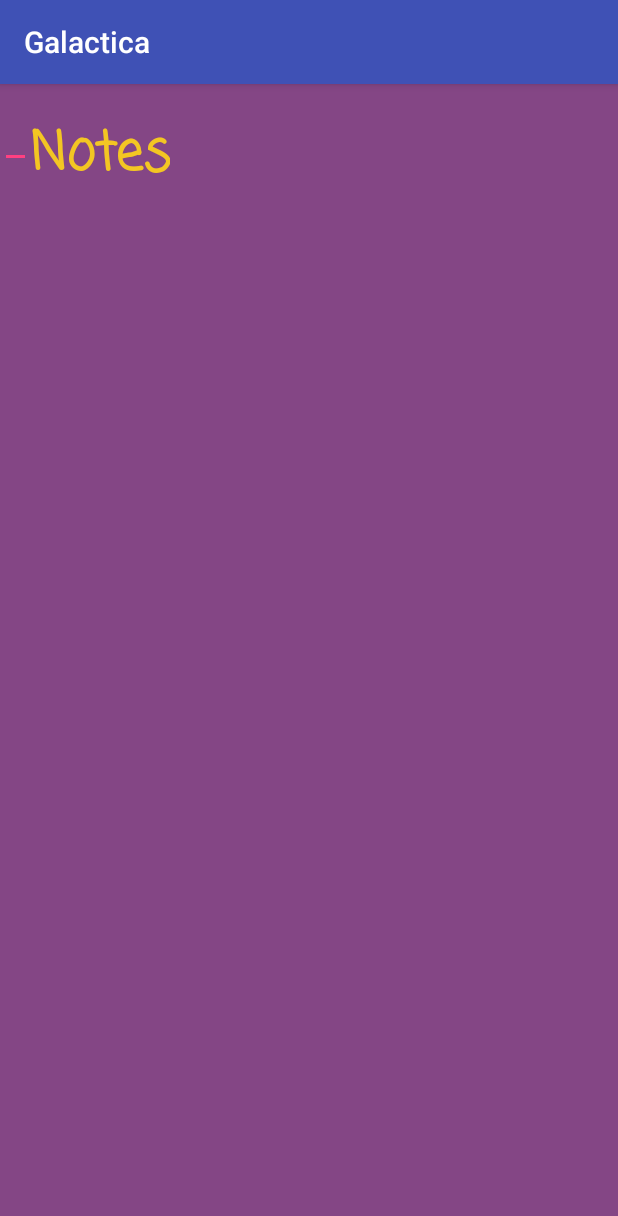
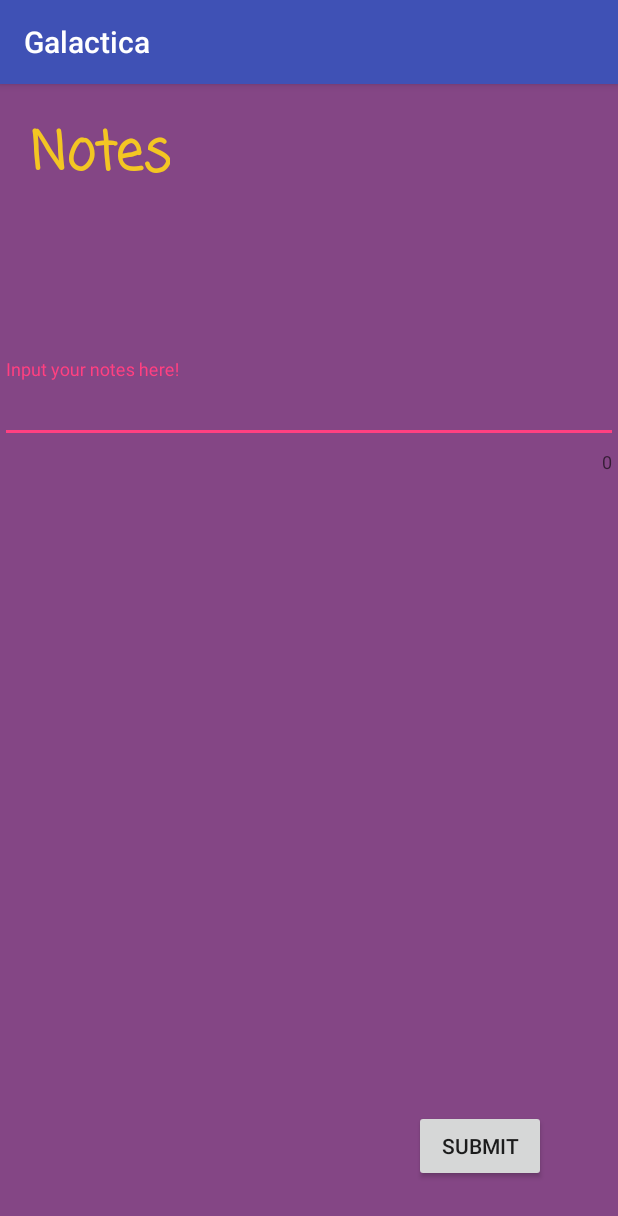
Before and after one commit to briyyoung/Galactica, an Android app: the Notes screen opened directly, with no data from a screen before it, on a phone screen of 412 x 824 dp. Shown: the top 1216 px of the screen. Run offline under Robolectric (Android 15) with nearby library versions, the phone set to English and light mode, and no system bars; our stand-ins replace Room's generated code; Roboto replaces fonts that are not available here.

```diff
--- a/app/src/main/java/com/example/brianyoung/galactica/Notes.java
+++ b/app/src/main/java/com/example/brianyoung/galactica/Notes.java
@@ -1,19 +1,77 @@
 package com.example.brianyoung.galactica;
+
+import android.os.AsyncTask;
+import android.os.Bundle;
+import android.view.View;
+import android.widget.Button;
 
 import androidx.appcompat.app.AppCompatActivity;
 import androidx.recyclerview.widget.RecyclerView;
+import androidx.room.Room;
 
-import android.os.Bundle;
+import com.google.android.material.textfield.TextInputLayout;
 
 public class Notes extends AppCompatActivity {
     //declare adapter variables
     RecyclerView rvNotes;
     NotesAdapter notesAdapter;
+    NotesDatabase mDb;
+    public static final String ARG_NOTES = " ";
+    private TextInputLayout textFieldNotes;
+    private Button btnSubmit;
 
 
     @Override
     protected void onCreate(Bundle savedInstanceState) {
         super.onCreate(savedInstanceState);
         setContentView(R.layout.activity_notes);
+
+        textFieldNotes = findViewById(R.id.textFieldNotes);
+        btnSubmit = findViewById(R.id.btnSubmit);
+
+        //Create database
+        mDb = Room.databaseBuilder(getApplicationContext(), NotesDatabase.class, "notes-database").build();
+
+//        //Getting user's notes
+//        String userTypeNotes = String.valueOf(textFieldNotes.getEditText().getText());
+
+        //submit the notes button
+        btnSubmit.setOnClickListener(new View.OnClickListener() {
+            @Override
+            public void onClick(View view) {
+                //insert notes by executing AsyncTask
+                new StoreUserNotes().execute();
+                System.out.println("AsyncTask works!");
+            }
+        });
+
+    }
+
+    private class StoreUserNotes extends AsyncTask<String, Void, Void> {
+        @Override
+        protected Void doInBackground(String... ids) {
+            //to save notes
+            String userTypeNotes = String.valueOf(textFieldNotes.getEditText().getText());
+
+            //Get notes first
+            NotesEntity currentNotes = mDb.getNotesDao().getNotes();
+
+            //if statement here to see whether we need to update or insert
+            if(currentNotes == null){
+                mDb.getNotesDao().insert(new NotesEntity(1, userTypeNotes));
+                System.out.println("New notes is inserted!");
+            } else {
+                mDb.getNotesDao().update(new NotesEntity(1, userTypeNotes));
+                System.out.println("Notes is updated!");
+            }
+
+            return null;
+        }
+
+//        @Override
+//        protected void onPostExecute(NotesEntity notesEntity) {
+//            //What will happen after successfully saving notes
+//            System.out.println("Notes is saved!");
+//        }
     }
 }
--- a/app/src/main/java/com/example/brianyoung/galactica/NotesDao.java
+++ b/app/src/main/java/com/example/brianyoung/galactica/NotesDao.java
@@ -5,18 +5,16 @@ import androidx.room.Insert;
 import androidx.room.Query;
 import androidx.room.Update;
 
-import java.util.List;
-
 @Dao
 public interface NotesDao {
     @Query("SELECT * FROM NotesEntity")
-    List<NotesEntity> getNotes();
+    NotesEntity getNotes();
 
     @Insert
-    void insert(NotesEntity notes);
+    void insert(NotesEntity... notes);
 
     @Update
-    void update(NotesEntity repos);
+    void update(NotesEntity... notes);
 
     @Delete
     void delete(NotesEntity...notes);
--- a/app/src/main/res/layout/activity_notes.xml
+++ b/app/src/main/res/layout/activity_notes.xml
@@ -22,16 +22,30 @@
         app:layout_constraintTop_toTopOf="parent" />
 
     <com.google.android.material.textfield.TextInputLayout
-        android:layout_width="wrap_content"
+        android:id="@+id/textFieldNotes"
+        android:layout_width="match_parent"
         android:layout_height="wrap_content"
-        tools:layout_editor_absoluteX="1dp"
-        tools:layout_editor_absoluteY="158dp">
+        android:layout_marginTop="183dp"
+        app:counterEnabled="true"
+        app:layout_constraintStart_toStartOf="parent"
+        app:layout_constraintTop_toTopOf="parent">
 
         <com.google.android.material.textfield.TextInputEditText
             android:layout_width="match_parent"
             android:layout_height="wrap_content"
+            android:hint="Input your notes here!"
             android:textSize="18dp"
-            android:hint="hint" />
+            android:inputType="textMultiLine|textLongMessage"/>
     </com.google.android.material.textfield.TextInputLayout>
 
+    <Button
+        android:id="@+id/btnSubmit"
+        android:layout_width="wrap_content"
+        android:layout_height="wrap_content"
+        android:layout_marginStart="276dp"
+        android:layout_marginBottom="36dp"
+        android:text="Submit"
+        app:layout_constraintBottom_toBottomOf="parent"
+        app:layout_constraintStart_toStartOf="parent" />
+
 </androidx.constraintlayout.widget.ConstraintLayout>
```
Also changed, not shown: app/src/main/java/com/example/brianyoung/galactica/NotesEntity.java (+23 -22 lines), app/src/main/java/com/example/brianyoung/galactica/PlanetHomeActivity.java (+17 -3 lines), app/src/main/java/com/example/brianyoung/galactica/PlanetQuiz.java (+5 -11 lines), app/src/main/java/com/example/brianyoung/galactica/Quiz.java (+75 -96 lines).
